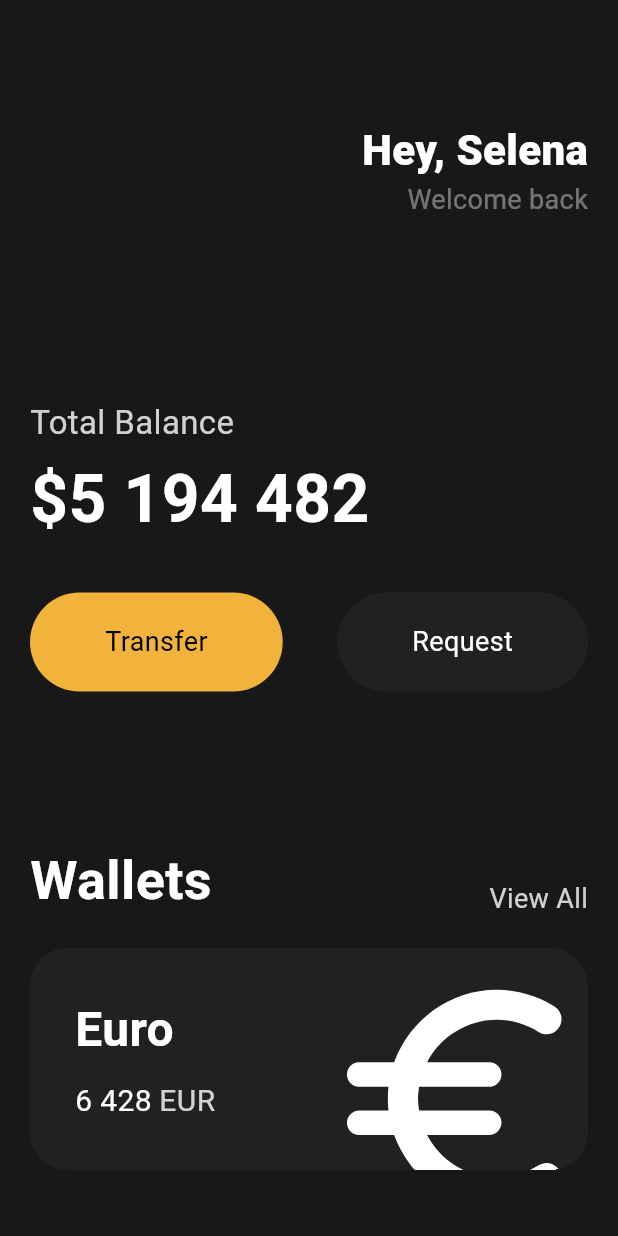
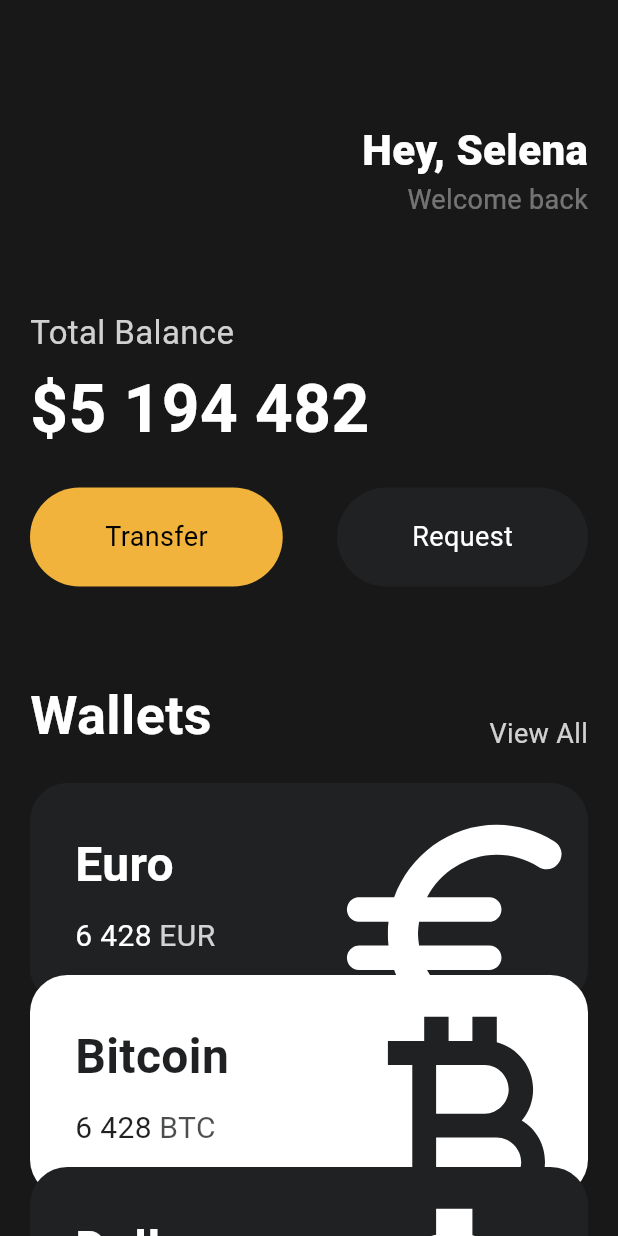
Before and after one commit to portal2312/toonflix, a Flutter app: the screen it shows after launch, on a phone screen of 412 x 824 dp. Run offline on Flutter 3.47's test engine with Material 3 defaults, Android fonts, the phone set to English and light mode, and no system bars.

Commit message:
3.8. Reusable Cards

```diff
--- a/lib/main.dart
+++ b/lib/main.dart
@@ -1,5 +1,6 @@
 import 'package:flutter/material.dart';
 import 'package:toonflix/widgets/button.dart';
+import 'package:toonflix/widgets/currency_card.dart';
 
 void main() {
   runApp(const App());
@@ -13,7 +14,8 @@
     return MaterialApp(
       home: Scaffold(
         backgroundColor: const Color(0xFF181818),
-        body: Padding(
+        body: SingleChildScrollView(
+          child: Padding(
             padding: const EdgeInsets.symmetric(horizontal: 20),
             child: Column(
               crossAxisAlignment: CrossAxisAlignment.start,
@@ -47,7 +49,7 @@
                   ],
                 ),
                 const SizedBox(
-                height: 120,
+                  height: 60,
                 ),
                 Text(
                   "Total Balance",
@@ -68,7 +70,7 @@
                   ),
                 ),
                 const SizedBox(
-                height: 30,
+                  height: 20,
                 ),
                 const Row(
                   mainAxisAlignment: MainAxisAlignment.spaceBetween,
@@ -86,7 +88,7 @@
                   ],
                 ),
                 const SizedBox(
-                height: 100,
+                  height: 60,
                 ),
                 Row(
                   crossAxisAlignment: CrossAxisAlignment.end,
@@ -112,70 +114,34 @@
                 const SizedBox(
                   height: 20,
                 ),
-              Container(
-                decoration: BoxDecoration(
-                  borderRadius: BorderRadius.circular(25),
-                  color: const Color(0xFF1F2123),
+                const CurrencyCard(
+                  name: 'Euro',
+                  code: 'EUR',
+                  amount: '6 428',
+                  icon: Icons.euro_rounded,
+                  isInverted: false,
                 ),
-                clipBehavior: Clip.hardEdge,
-                child: Padding(
-                  padding: const EdgeInsets.all(30),
-                  child: Row(
-                    mainAxisAlignment: MainAxisAlignment.spaceBetween,
-                    children: [
-                      Column(
-                        crossAxisAlignment: CrossAxisAlignment.start,
-                        children: [
-                          const Text(
-                            "Euro",
-                            style: TextStyle(
-                              color: Colors.white,
-                              fontSize: 32,
-                              fontWeight: FontWeight.w600,
+                Transform.translate(
+                  offset: const Offset(0, -20),
+                  child: const CurrencyCard(
+                    name: 'Bitcoin',
+                    code: 'BTC',
+                    amount: '6 428',
+                    icon: Icons.currency_bitcoin,
+                    isInverted: true,
                   ),
                 ),
-                          const SizedBox(
-                            height: 10,
-                          ),
-                          Row(
-                            children: [
-                              const Text(
-                                "6 428",
-                                style: TextStyle(
-                                  color: Colors.white,
-                                  fontSize: 20,
-                                ),
-                              ),
-                              const SizedBox(
-                                width: 5,
-                              ),
-                              Text(
-                                "EUR",
-                                style: TextStyle(
-                                  color: Colors.white.withOpacity(0.8),
-                                  fontSize: 20,
-                                ),
+                Transform.translate(
+                  offset: const Offset(0, -40),
+                  child: const CurrencyCard(
+                      name: 'Dollar',
+                      code: 'USD',
+                      amount: '428',
+                      icon: Icons.attach_money_outlined,
+                      isInverted: false),
                 ),
               ],
             ),
-                        ],
-                      ),
-                      Transform.scale(
-                        scale: 2.2,
-                        child: Transform.translate(
-                          offset: const Offset(-5, 12),
-                          child: const Icon(
-                            Icons.euro_rounded,
-                            color: Colors.white,
-                            size: 88,
-                          ),
-                        ),
-                      ),
-                    ],
-                  ),
-                ),
-              ),
-            ],
           ),
         ),
       ),
--- /dev/null
+++ b/lib/widgets/currency_card.dart
@@ -0,0 +1,84 @@
+import 'package:flutter/material.dart';
+
+class CurrencyCard extends StatelessWidget {
+  final String name, code, amount;
+  final IconData icon;
+  final bool isInverted;
+  final _blackColor = const Color(0xFF1F2123);
+
+  const CurrencyCard({
+    super.key,
+    required this.name,
+    required this.code,
+    required this.amount,
+    required this.icon,
+    required this.isInverted,
+  });
+
+  @override
+  Widget build(BuildContext context) {
+    return Container(
+      decoration: BoxDecoration(
+        borderRadius: BorderRadius.circular(25),
+        color: isInverted ? Colors.white : _blackColor,
+      ),
+      clipBehavior: Clip.hardEdge,
+      child: Padding(
+        padding: const EdgeInsets.all(30),
+        child: Row(
+          mainAxisAlignment: MainAxisAlignment.spaceBetween,
+          children: [
+            Column(
+              crossAxisAlignment: CrossAxisAlignment.start,
+              children: [
+                Text(
+                  name,
+                  style: TextStyle(
+                    color: isInverted ? _blackColor : Colors.white,
+                    fontSize: 32,
+                    fontWeight: FontWeight.w600,
+                  ),
+                ),
+                const SizedBox(
+                  height: 10,
+                ),
+                Row(
+                  children: [
+                    Text(
+                      amount,
+                      style: TextStyle(
+                    color: isInverted ? _blackColor : Colors.white,
+                        fontSize: 20,
+                      ),
+                    ),
+                    const SizedBox(
+                      width: 5,
+                    ),
+                    Text(
+                      code,
+                      style: TextStyle(
+                        color: isInverted ? _blackColor.withOpacity(0.8) : Colors.white.withOpacity(0.8),
+                        fontSize: 20,
+                      ),
+                    ),
+                  ],
+                ),
+              ],
+            ),
+            Transform.scale(
+              scale: 2.2,
+              child: Transform.translate(
+                offset: const Offset(-5, 12),
+                child: Icon(
+                  icon,
+                    color: isInverted ? _blackColor : Colors.white,
+                  size: 88,
+                ),
+              ),
+            ),
+          ],
+        ),
+      ),
+    );
+  }
+}
```
Lines whose indentation alone changed are shown as unchanged.
